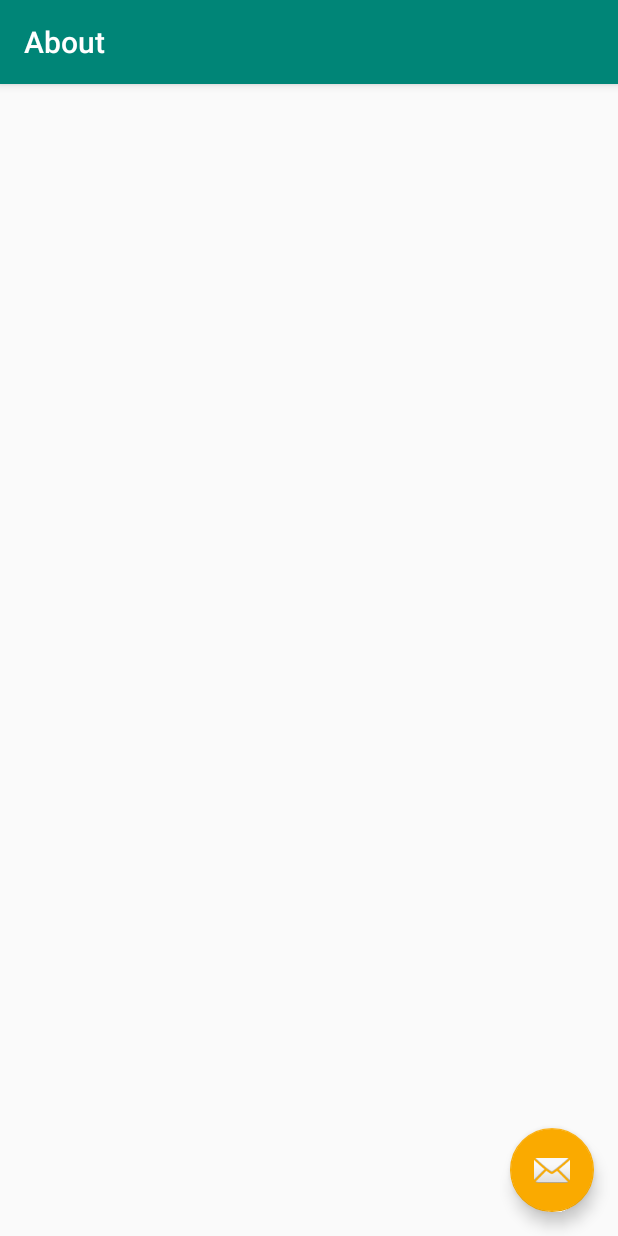
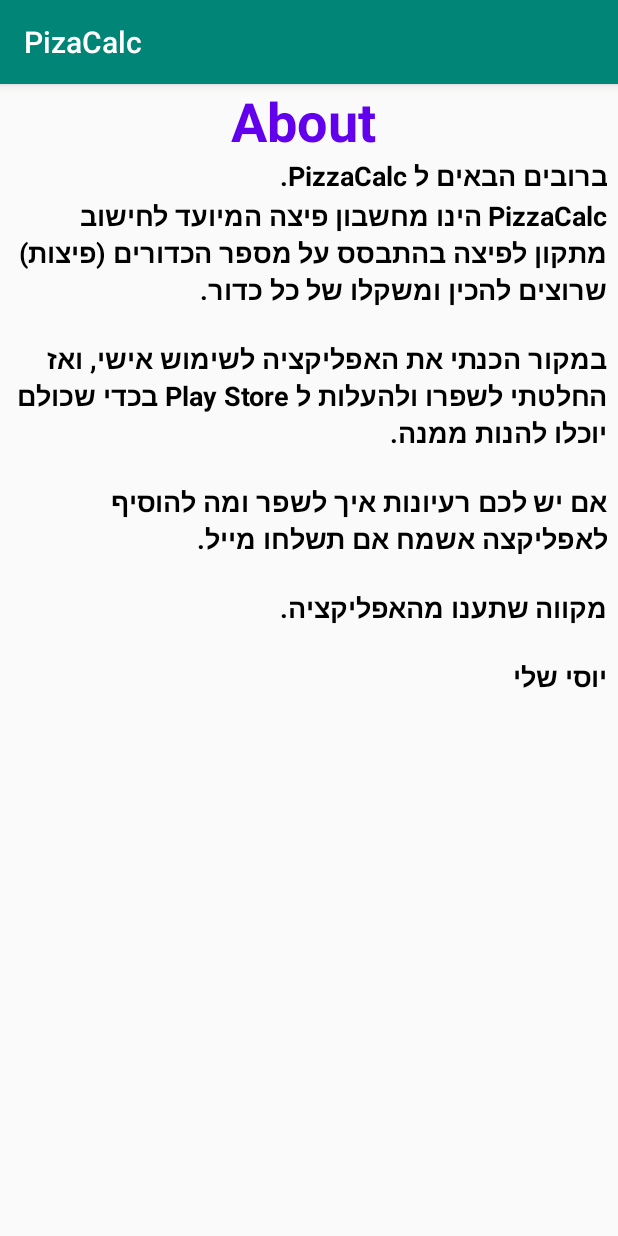
Before and after one commit to C64HexCoder/PizaCalc, an Android app: the MainActivity screen opened directly, with no data from a screen before it, after a tap on "About", on a phone screen of 412 x 824 dp. Run offline under Robolectric (Android 15) with nearby library versions, the phone set to English and light mode, and no system bars; 1 other tap on this screen came first.

Commit message:
Added a working About activity.

```diff
--- a/app/src/main/AndroidManifest.xml
+++ b/app/src/main/AndroidManifest.xml
@@ -11,12 +11,9 @@
         android:theme="@style/AppTheme">
         <activity android:name="com.shelly.pizzacalc.InstructionActivity"></activity>
         <activity android:name="com.shelly.pizzacalc.SettingsActivity" />
-        <activity
-            android:name="com.shelly.pizzacalc.AboutActivity"
-            android:label="@string/title_activity_about"
-            android:theme="@style/AppTheme.NoActionBar" />
         <activity android:name="com.shelly.pizzacalc.BakersRecipe" />
         <activity android:name="com.shelly.pizzacalc.CalculateRecepie" />
+        <activity android:name="com.shelly.pizzacalc.About" />
         <activity
             android:name="com.shelly.pizzacalc.MainActivity"
             android:label="@string/app_name"
--- a/app/src/main/assets/about_heb.txt
+++ b/app/src/main/assets/about_heb.txt
@@ -1,8 +1,10 @@
 ברובים הבאים ל PizzaCalc.
-PizzaCalc הינו מחשבון פיצה המיוחד לחישוב המתקון לפיצה בהתבסס על מספר הכדורים (פיצות) שוצרים להכין ומשקלו של כל כדור.
+PizzaCalc הינו מחשבון פיצה המיועד לחישוב מתקון לפיצה בהתבסס על מספר הכדורים (פיצות) שרוצים להכין ומשקלו של כל כדור.
 
 במקור הכנתי את האפליקציה לשימוש אישי, ואז החלטתי לשפרו ולהעלות ל Play Store בכדי שכולם יוכלו להנות ממנה.
 
 אם יש לכם רעיונות איך לשפר ומה להוסיף לאפליקצה אשמח אם תשלחו מייל.
 
 מקווה שתענו מהאפליקציה.
+
+יוסי שלי
--- /dev/null
+++ b/app/src/main/java/com/shelly/pizzacalc/About.java
@@ -0,0 +1,43 @@
+package com.shelly.pizzacalc;
+
+import android.content.pm.ActivityInfo;
+import android.os.Bundle;
+import android.widget.TextView;
+import android.widget.Toast;
+
+import java.io.FileNotFoundException;
+import java.io.IOException;
+import java.io.InputStream;
+
+import androidx.appcompat.app.AppCompatActivity;
+
+public class About extends AppCompatActivity {
+
+    @Override
+    protected void onCreate(Bundle savedInstanceState) {
+        super.onCreate(savedInstanceState);
+        setContentView(R.layout.activity_about);
+        setRequestedOrientation(ActivityInfo.SCREEN_ORIENTATION_NOSENSOR);
+
+
+        TextView aboutTxt = (TextView) findViewById(R.id.about_aboutTxt);
+
+        try {
+            byte[] b = new byte[1024];
+            //FileInputStream fileInputStream = new FileInputStream("assets\takanon.txt");
+            //fileInputStream.
+            InputStream fileInputStream = getAssets().open("about_heb.txt");
+            int size = fileInputStream.available();
+            byte[] buffer = new byte[size];
+            fileInputStream.read(buffer);
+            fileInputStream.close();
+            String string = new String(buffer);
+            aboutTxt.setText(string);
+        } catch (FileNotFoundException exc) {
+            Toast.makeText(getApplicationContext(),"הקובץ לא נמצא",Toast.LENGTH_LONG).show();
+        } catch (IOException e) {
+            e.printStackTrace();
+        }
+
+    }
+}
--- a/app/src/main/java/com/shelly/pizzacalc/AboutActivity.java
+++ /dev/null
@@ -1,32 +0,0 @@
-package com.shelly.pizzacalc;
-
-import android.os.Bundle;
-
-import com.google.android.material.floatingactionbutton.FloatingActionButton;
-import com.google.android.material.snackbar.Snackbar;
-
-import androidx.appcompat.app.AppCompatActivity;
-import androidx.appcompat.widget.Toolbar;
-
-import android.view.View;
-
-public class AboutActivity extends AppCompatActivity {
-
-    @Override
-    protected void onCreate(Bundle savedInstanceState) {
-        super.onCreate(savedInstanceState);
-        setContentView(R.layout.activity_about);
-        Toolbar toolbar = findViewById(R.id.toolbar);
-        setSupportActionBar(toolbar);
-
-        FloatingActionButton fab = findViewById(R.id.fab);
-        fab.setOnClickListener(new View.OnClickListener() {
-            @Override
-            public void onClick(View view) {
-                Snackbar.make(view, "Replace with your own action", Snackbar.LENGTH_LONG)
-                        .setAction("Action", null).show();
-            }
-        });
-    }
-
-}
--- a/app/src/main/java/com/shelly/pizzacalc/MainActivity.java
+++ b/app/src/main/java/com/shelly/pizzacalc/MainActivity.java
@@ -122,7 +122,7 @@ public class MainActivity extends AppCompatActivity {
                 break;
 
             case R.id.action_about:
-                Intent intent1 = new Intent(this,AboutActivity.class);
+                Intent intent1 = new Intent(this,About.class);
                 startActivity(intent1);
                 break;
 
--- a/app/src/main/res/layout/activity_about.xml
+++ b/app/src/main/res/layout/activity_about.xml
@@ -1,34 +1,37 @@
 <?xml version="1.0" encoding="utf-8"?>
-<androidx.coordinatorlayout.widget.CoordinatorLayout xmlns:android="http://schemas.android.com/apk/res/android"
-    xmlns:app="http://schemas.android.com/apk/res-auto"
+<RelativeLayout xmlns:android="http://schemas.android.com/apk/res/android"
     xmlns:tools="http://schemas.android.com/tools"
     android:layout_width="match_parent"
     android:layout_height="match_parent"
-    tools:context=".AboutActivity">
 
-    <com.google.android.material.appbar.AppBarLayout
+    android:layoutDirection="rtl"
+    tools:context="com.shelly.pizzacalc.About">
+
+    <LinearLayout
+        android:orientation="vertical"
         android:layout_width="match_parent"
-        android:layout_height="wrap_content"
-        android:theme="@style/AppTheme.AppBarOverlay">
+        android:layout_height="match_parent"
+        android:layout_alignParentTop="true"
+        android:layout_alignParentStart="true"
+        android:layout_marginStart="7dp">
 
-        <androidx.appcompat.widget.Toolbar
-            android:id="@+id/toolbar"
+        <TextView
             android:layout_width="match_parent"
-            android:layout_height="?attr/actionBarSize"
-            android:background="?attr/colorPrimary"
-            app:popupTheme="@style/AppTheme.PopupOverlay" />
+            android:layout_height="wrap_content"
+            android:text="@string/title_activity_about"
+            android:textAlignment="center"
+            android:textColor="@color/design_default_color_primary"
+            android:textSize="36sp"
+            android:textStyle="bold" />
 
-    </com.google.android.material.appbar.AppBarLayout>
+        <TextView
+            android:id="@+id/about_aboutTxt"
+            android:layout_width="match_parent"
+            android:layout_height="match_parent"
+            android:textColor="@android:color/black"
+            android:textDirection="rtl"
+            android:textSize="18sp"
+            android:textStyle="bold" />
+    </LinearLayout>
 
-    <include layout="@layout/content_about" />
-
-    <com.google.android.material.floatingactionbutton.FloatingActionButton
-        android:id="@+id/fab"
-        android:layout_width="wrap_content"
-        android:layout_height="wrap_content"
-        android:layout_gravity="bottom|end"
-        android:layout_margin="@dimen/fab_margin"
-        app:backgroundTint="#FAAA00"
-        app:srcCompat="@android:drawable/ic_dialog_email" />
-
-</androidx.coordinatorlayout.widget.CoordinatorLayout>
+</RelativeLayout>
--- a/app/src/main/res/layout/content_about.xml
+++ /dev/null
@@ -1,11 +0,0 @@
-<?xml version="1.0" encoding="utf-8"?>
-<androidx.constraintlayout.widget.ConstraintLayout xmlns:android="http://schemas.android.com/apk/res/android"
-    xmlns:app="http://schemas.android.com/apk/res-auto"
-    xmlns:tools="http://schemas.android.com/tools"
-    android:layout_width="match_parent"
-    android:layout_height="match_parent"
-    app:layout_behavior="@string/appbar_scrolling_view_behavior"
-    tools:context=".AboutActivity"
-    tools:showIn="@layout/activity_about">
-
-</androidx.constraintlayout.widget.ConstraintLayout>
```
